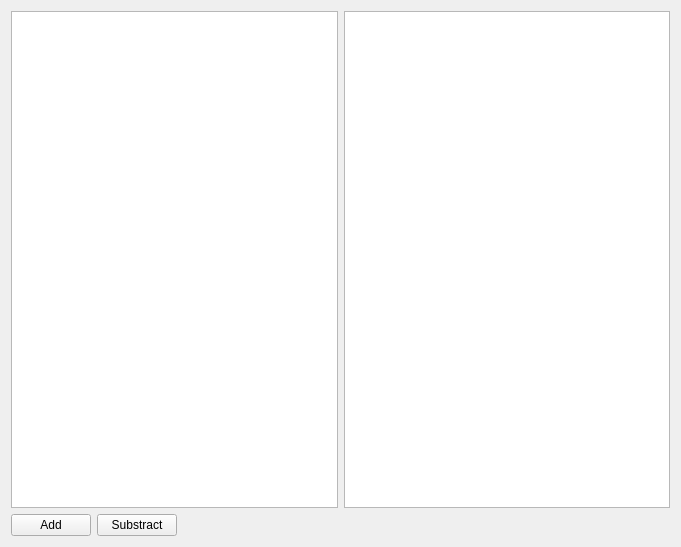
Above: src/storages.ui from ADCompany/AD-Farm before the change. Below: the same form after it.
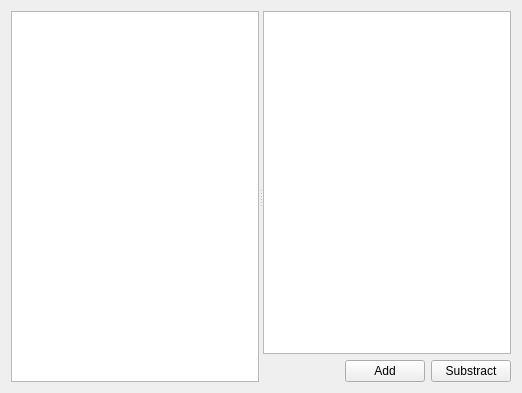
That is the form after the change.

The edit to the form file:
```diff
--- a/src/storages.ui
+++ b/src/storages.ui
@@ -6,42 +6,27 @@
    <rect>
     <x>0</x>
     <y>0</y>
-    <width>681</width>
-    <height>547</height>
+    <width>522</width>
+    <height>393</height>
    </rect>
   </property>
   <property name="windowTitle">
    <string>Form</string>
   </property>
-  <layout class="QGridLayout" name="gridLayout">
-   <item row="0" column="0">
-    <layout class="QVBoxLayout" name="verticalLayout">
+  <layout class="QVBoxLayout" name="verticalLayout_2">
      <item>
-      <layout class="QHBoxLayout" name="horizontalLayout_2">
-       <item>
+    <widget class="QSplitter" name="splitter">
+     <property name="orientation">
+      <enum>Qt::Horizontal</enum>
+     </property>
         <widget class="QListView" name="listView"/>
-       </item>
+     <widget class="QWidget" name="">
+      <layout class="QVBoxLayout" name="verticalLayout">
        <item>
         <widget class="QTableView" name="tableView"/>
        </item>
-      </layout>
-     </item>
      <item>
       <layout class="QHBoxLayout" name="horizontalLayout">
-       <item>
-        <widget class="QPushButton" name="pushButton">
-         <property name="text">
-          <string>Add</string>
-         </property>
-        </widget>
-       </item>
-       <item>
-        <widget class="QPushButton" name="pushButton_2">
-         <property name="text">
-          <string>Substract</string>
-         </property>
-        </widget>
-       </item>
        <item>
         <spacer name="horizontalSpacer">
          <property name="orientation">
@@ -55,9 +40,25 @@
          </property>
         </spacer>
        </item>
+         <item>
+          <widget class="QPushButton" name="pushButton">
+           <property name="text">
+            <string>Add</string>
+           </property>
+          </widget>
+         </item>
+         <item>
+          <widget class="QPushButton" name="pushButton_2">
+           <property name="text">
+            <string>Substract</string>
+           </property>
+          </widget>
+         </item>
       </layout>
      </item>
     </layout>
+     </widget>
+    </widget>
    </item>
   </layout>
  </widget>
```
Lines whose indentation alone changed are shown as unchanged.
